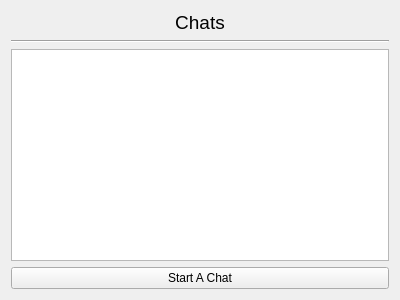
saeedsamimi/InLink, file Components/App/chatcomponent.ui: the form before one commit.
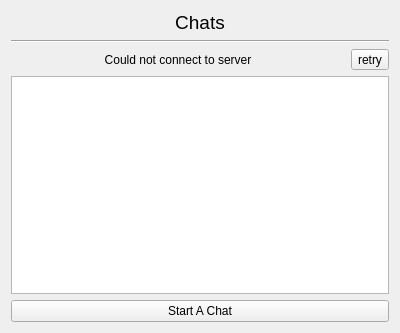
The form after the commit. Icons and pictures are not drawn.

Diff of the .ui file:
```diff
--- a/Components/App/chatcomponent.ui
+++ b/Components/App/chatcomponent.ui
@@ -7,7 +7,7 @@
     <x>0</x>
     <y>0</y>
     <width>400</width>
-    <height>300</height>
+    <height>333</height>
    </rect>
   </property>
   <property name="windowTitle">
@@ -42,6 +42,34 @@
      </property>
     </widget>
    </item>
+   <item>
+    <layout class="QHBoxLayout" name="error_layout">
+     <item>
+      <widget class="QLabel" name="error_lbl">
+       <property name="text">
+        <string>Could not connect to server</string>
+       </property>
+       <property name="alignment">
+        <set>Qt::AlignCenter</set>
+       </property>
+      </widget>
+     </item>
+     <item>
+      <widget class="QToolButton" name="retry_btn">
+       <property name="text">
+        <string>retry</string>
+       </property>
+       <property name="icon">
+        <iconset resource="../../resource.qrc">
+         <normaloff>:/retweet.png</normaloff>:/retweet.png</iconset>
+       </property>
+       <property name="toolButtonStyle">
+        <enum>Qt::ToolButtonTextBesideIcon</enum>
+       </property>
+      </widget>
+     </item>
+    </layout>
+   </item>
    <item>
     <widget class="QListWidget" name="Chats_list">
      <property name="sizePolicy">
```
Left out of the diff: 4 changed lines with no effect on the pictures.
